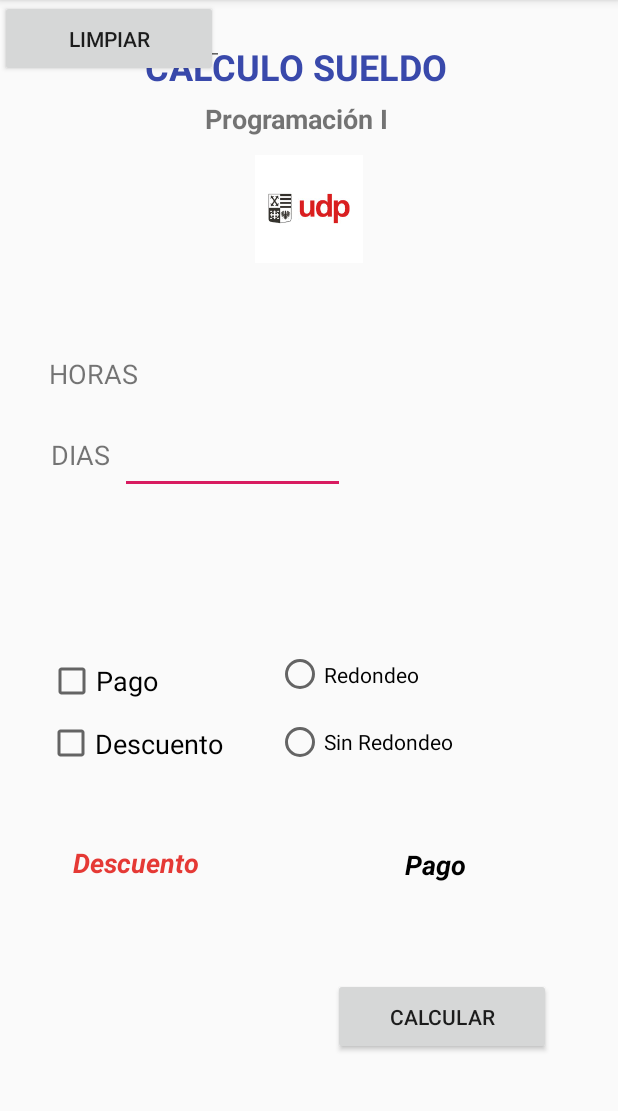
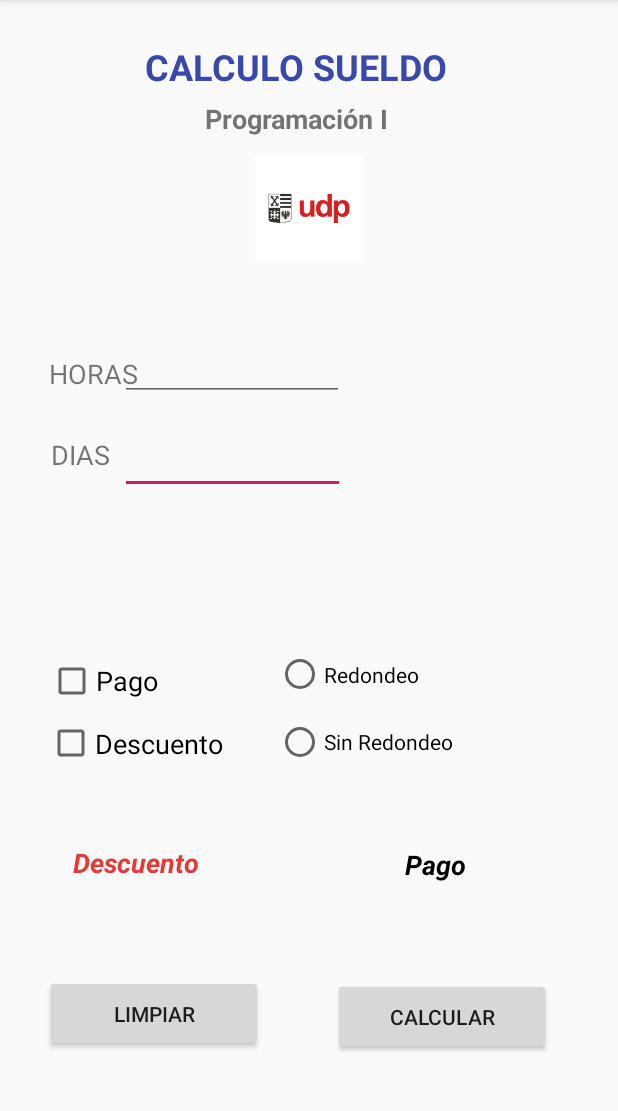
Before and after one commit to maryel1n/sueldo_ejemplo, an Android app: the screen it shows after launch (MainActivity), on a phone screen of 412 x 824 dp, the part 84-1195 px from its top. Run offline under Robolectric (Android 15) with nearby library versions, the phone set to English and light mode, and no system bars.

Commit message:
modificacion margenes elementos

```diff
--- a/app/src/main/res/layout/activity_main.xml
+++ b/app/src/main/res/layout/activity_main.xml
@@ -126,10 +126,20 @@
         android:id="@+id/txtHoras"
         android:layout_width="149dp"
         android:layout_height="44dp"
+        android:layout_marginStart="8dp"
+        android:layout_marginLeft="8dp"
+        android:layout_marginTop="8dp"
+        android:layout_marginEnd="8dp"
+        android:layout_marginRight="8dp"
+        android:layout_marginBottom="8dp"
         android:ems="10"
         android:inputType="textPersonName"
-        tools:layout_editor_absoluteX="138dp"
-        tools:layout_editor_absoluteY="243dp" />
+        app:layout_constraintBottom_toBottomOf="parent"
+        app:layout_constraintEnd_toEndOf="parent"
+        app:layout_constraintHorizontal_bias="0.293"
+        app:layout_constraintStart_toStartOf="parent"
+        app:layout_constraintTop_toTopOf="parent"
+        app:layout_constraintVertical_bias="0.304" />
 
     <CheckBox
         android:id="@+id/chbxDcto"
@@ -266,8 +276,18 @@
         android:id="@+id/btnLimpiar"
         android:layout_width="145dp"
         android:layout_height="51dp"
+        android:layout_marginStart="8dp"
+        android:layout_marginLeft="8dp"
+        android:layout_marginTop="8dp"
+        android:layout_marginEnd="8dp"
+        android:layout_marginRight="8dp"
+        android:layout_marginBottom="8dp"
         android:onClick="limpiar"
         android:text="Limpiar"
-        tools:layout_editor_absoluteX="81dp"
-        tools:layout_editor_absoluteY="704dp" />
+        app:layout_constraintBottom_toBottomOf="parent"
+        app:layout_constraintEnd_toEndOf="parent"
+        app:layout_constraintHorizontal_bias="0.088"
+        app:layout_constraintStart_toStartOf="parent"
+        app:layout_constraintTop_toTopOf="parent"
+        app:layout_constraintVertical_bias="0.916" />
 </android.support.constraint.ConstraintLayout>
```
